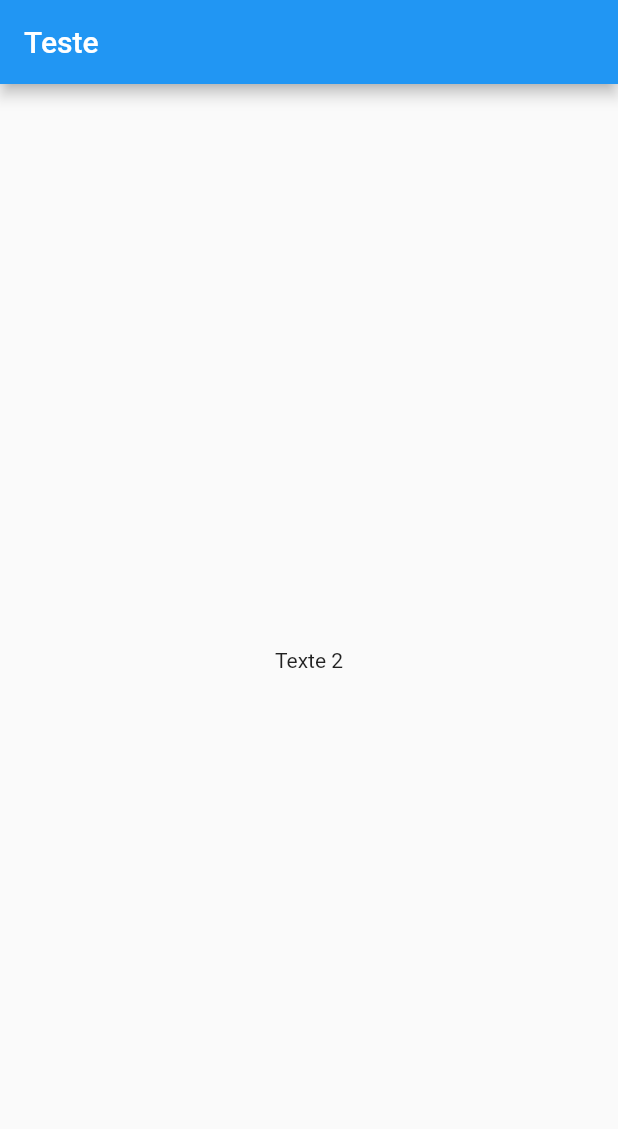
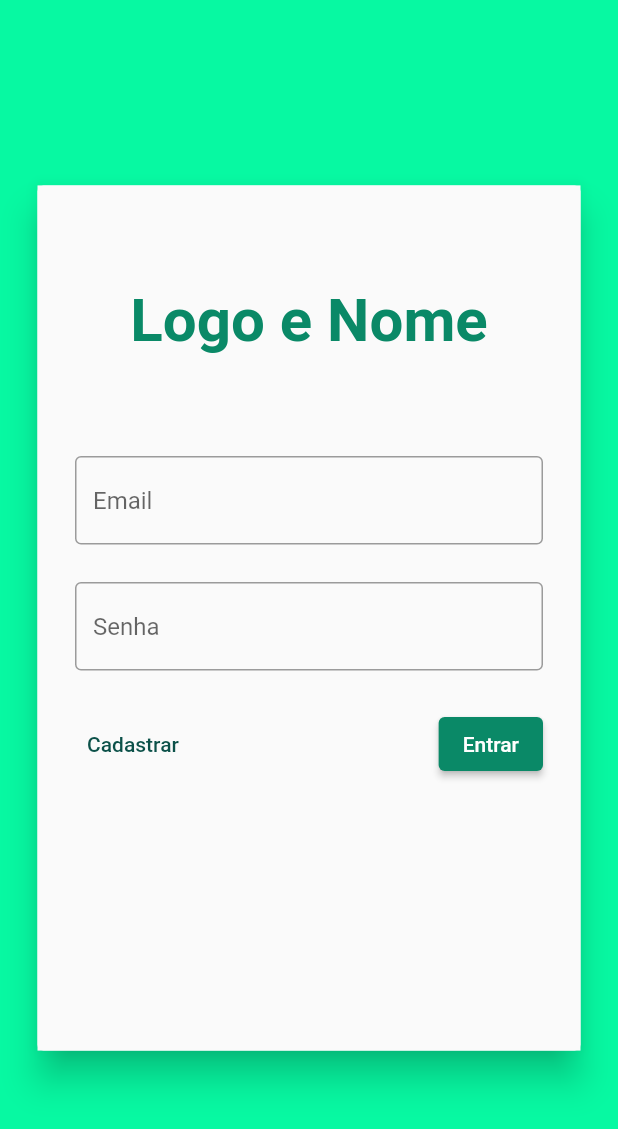
Before and after one commit to Medinagui/Flutter_AppNutricao, a Flutter app: the screen it shows after launch, on a phone screen of 412 x 824 dp. Shown: the top 1129 px of the screen. Run offline on Flutter 3.47's test engine with Material 2 defaults, Android fonts, the phone set to English and light mode, and no system bars; Roboto replaces fonts that are missing (OpenSans).

Commit message:
Login e Cadastro-Login Criados, Inicio da Tela Principal

```diff
--- /dev/null
+++ b/appnutricao/lib/components/login_form.dart
@@ -0,0 +1,127 @@
+import 'package:appnutricao/screens/cadastro_user_login.dart';
+import 'package:appnutricao/screens/telaPrincipal.dart';
+import 'package:flutter/material.dart';
+import 'package:appnutricao/themes/theme.dart';
+
+class LoginForm extends StatefulWidget {
+  const LoginForm({super.key});
+
+  @override
+  State<LoginForm> createState() => _LoginFormState();
+}
+
+class _LoginFormState extends State<LoginForm> {
+  final GlobalKey<FormState> _formKey = GlobalKey<FormState>();
+
+  @override
+  Widget build(BuildContext context) {
+    return Material(
+      child: Column(
+        crossAxisAlignment: CrossAxisAlignment.stretch,
+        children: <Widget>[
+          Flexible(
+              fit: FlexFit.tight,
+              flex: 10,
+              child: SizedBox(
+                height: 5,
+                child: Center(
+                    child: Text(
+                  'Logo e Nome',
+                  style: myTextThemes.textTheme.displayMedium,
+                )),
+              )),
+          // FORMULÁRIO
+          Form(
+              key: _formKey,
+              child: Padding(
+                padding: const EdgeInsets.fromLTRB(25, 0, 25, 0),
+                child: Column(
+                  children: <Widget>[
+                    TextFormField(
+                      decoration: const InputDecoration(
+                          hintText: 'Email',
+                          border: OutlineInputBorder(
+                            borderSide: BorderSide(
+                                strokeAlign: BorderSide.strokeAlignOutside),
+                          )),
+                      validator: (String? value) {
+                        if (value == null || value.isEmpty) {
+                          return 'Insira o seu email';
+                        }
+                        return null;
+                      },
+                      textInputAction: TextInputAction.next,
+                    ),
+                    const SizedBox(
+                      height: 25,
+                    ),
+                    TextFormField(
+                      decoration: const InputDecoration(
+                          hintText: 'Senha',
+                          border: OutlineInputBorder(
+                            borderSide: BorderSide(
+                                strokeAlign: BorderSide.strokeAlignOutside),
+                          )),
+                      validator: (String? value) {
+                        if (value == null || value.isEmpty) {
+                          return 'Insira sua senha';
+                        }
+                        return null;
+                      },
+                      textInputAction: TextInputAction.done,
+                      obscureText: true,
+                    ),
+                    const SizedBox(
+                      height: 25,
+                    ),
+                    Stack(
+                      children: [
+                        Row(
+                          mainAxisAlignment: MainAxisAlignment.start,
+                          children: [
+                            TextButton(
+                                style: buttonsTheme.textButtonTheme.style,
+                                onPressed: () {
+                                  Navigator.of(context).push(
+                                    MaterialPageRoute(
+                                      builder: (context) =>
+                                          const CadastroUserLogin(),
+                                    ),
+                                  );
+                                },
+                                child: const Text('Cadastrar')),
+                          ],
+                        ),
+                        Row(
+                          mainAxisAlignment: MainAxisAlignment.end,
+                          children: [
+                            ElevatedButton(
+                                style: buttonsTheme.elevatedButtonTheme.style,
+                                onPressed: () {
+                                  if (_formKey.currentState!.validate()) {
+                                    Navigator.of(context)
+                                        .push(MaterialPageRoute(
+                                      builder: (context) =>
+                                          const TelaPrincipal(),
+                                    ));
+                                  }
+                                },
+                                child: const Text('Entrar')),
+                          ],
+                        ),
+                      ],
+                    )
+                  ],
+                ),
+              )),
+          const Flexible(
+              fit: FlexFit.tight,
+              flex: 10,
+              child: SizedBox(
+                height: 5,
+              )),
+        ],
+      ),
+    );
+  }
+}
--- a/appnutricao/lib/main.dart
+++ b/appnutricao/lib/main.dart
@@ -1,4 +1,8 @@
+import 'package:appnutricao/screens/login.dart';
+import 'package:appnutricao/screens/telaPrincipal.dart';
 import 'package:flutter/material.dart';
+
+
 
 
 void main(List<String> args) => runApp(const NutricaoApp());
@@ -13,13 +17,9 @@ class NutricaoApp extends StatefulWidget {
 class _NutricaoAppState extends State<NutricaoApp> {
   @override
   Widget build(BuildContext context) {
-    return MaterialApp(
-      home: Scaffold(
-        appBar: AppBar(
-          title: const Text("Teste"),
-        ),
-        body: const Center(child: Text("Texte 2")),
-      ),
+    return const MaterialApp(
+      debugShowCheckedModeBanner: false,
+      home: LoginScreen()
     );
   }
 }
--- /dev/null
+++ b/appnutricao/lib/screens/login.dart
@@ -0,0 +1,49 @@
+import 'package:appnutricao/components/login_form.dart';
+import 'package:flutter/material.dart';
+import '../themes/theme.dart';
+
+class LoginScreen extends StatefulWidget {
+  const LoginScreen({super.key});
+
+  @override
+  State<LoginScreen> createState() => _LoginScreenState();
+}
+
+class _LoginScreenState extends State<LoginScreen> {
+
+
+  @override
+  Widget build(BuildContext context) {
+    return
+        // BackGround
+        Scaffold(
+      body: Column(
+        children: const <Widget>[
+          Flexible(
+            fit: FlexFit.tight,
+            flex: 15,
+            child: SizedBox(
+              height: 1,
+            ),
+          ),
+          // CARD LOGIN
+          Flexible(
+              fit: FlexFit.tight,
+              flex: 70,
+              child: Card(
+                margin:  EdgeInsets.fromLTRB(25, 0, 25, 0),
+                elevation: 10,
+                child: LoginForm()
+              )),
+           Flexible(
+              fit: FlexFit.tight,
+              flex: 15,
+              child: SizedBox(
+                height: 1,
+              )),
+        ],
+      ),
+      backgroundColor: colorsOne.colorScheme.primary,
+    );
+  }
+}
--- /dev/null
+++ b/appnutricao/lib/themes/theme.dart
@@ -0,0 +1,62 @@
+import 'package:flutter/material.dart';
+
+ThemeData colorsOne = ThemeData(
+    primaryColor: const Color.fromRGBO(7, 249, 162, 1),
+    colorScheme: ColorScheme.fromSwatch().copyWith(
+        primary: const Color.fromRGBO(7, 249, 162, 1),
+        secondary: const Color.fromRGBO(9, 193, 132, 1)));
+
+ThemeData colorsTwo = ThemeData(
+    primaryColor: const Color.fromRGBO(10, 137, 103, 1),
+    colorScheme: ColorScheme.fromSwatch().copyWith(
+        primary: const Color.fromRGBO(10, 137, 103, 1),
+        secondary: const Color.fromRGBO(12, 81, 73, 1)));
+
+ThemeData myTextThemes = ThemeData(
+    textTheme:  TextTheme(
+        displayLarge: const TextStyle(
+            fontSize: 20, fontFamily: 'OpenSans', fontWeight: FontWeight.bold),
+        displayMedium: TextStyle(
+            fontSize: 40, fontFamily: 'OpenSans', fontWeight: FontWeight.bold, color: colorsTwo.colorScheme.primary),
+        displaySmall: const TextStyle(
+            fontSize: 12, fontFamily: 'OpenSans', fontWeight: FontWeight.bold),
+        headlineLarge: const TextStyle(
+            fontSize: 20, fontFamily: 'OpenSans', fontWeight: FontWeight.bold),
+        headlineMedium: const TextStyle(
+            fontSize: 16, fontFamily: 'OpenSans', fontWeight: FontWeight.bold),
+        headlineSmall: const TextStyle(
+            fontSize: 12, fontFamily: 'OpenSans', fontWeight: FontWeight.bold),
+        titleLarge: const TextStyle(
+            fontSize: 20, fontFamily: 'OpenSans', fontWeight: FontWeight.bold),
+        titleMedium: const TextStyle(
+            fontSize: 16, fontFamily: 'OpenSans', fontWeight: FontWeight.bold),
+        titleSmall: const TextStyle(
+            fontSize: 12, fontFamily: 'OpenSans', fontWeight: FontWeight.bold),
+        labelLarge: const TextStyle(
+            fontSize: 20,
+            fontFamily: 'OpenSans',
+            fontWeight: FontWeight.normal),
+        labelMedium: const TextStyle(
+            fontSize: 16,
+            fontFamily: 'OpenSans',
+            fontWeight: FontWeight.normal),
+        labelSmall: const TextStyle(
+            fontSize: 12,
+            fontFamily: 'OpenSans',
+            fontWeight: FontWeight.normal)));
+
+ThemeData buttonsTheme = ThemeData(
+    elevatedButtonTheme: ElevatedButtonThemeData(
+        style: ButtonStyle(
+            backgroundColor:
+                MaterialStateProperty.all(colorsTwo.colorScheme.primary))),
+    textButtonTheme: TextButtonThemeData(
+        style: ButtonStyle(
+            foregroundColor:
+                MaterialStateProperty.all(colorsTwo.colorScheme.secondary))));
+
+ThemeData MyappBarTheme = ThemeData(
+  appBarTheme: AppBarTheme(
+    backgroundColor: colorsOne.colorScheme.primary
+  )
+);
```
Also changed, not shown: appnutricao/lib/analise.dart (added, +8 -0 lines), appnutricao/lib/components/login_cadastro_form.dart (added, +118 -0 lines), appnutricao/lib/screens/cadastro_user_login.dart (added, +49 -0 lines), appnutricao/lib/screens/telaPrincipal.dart (added, +35 -0 lines).
